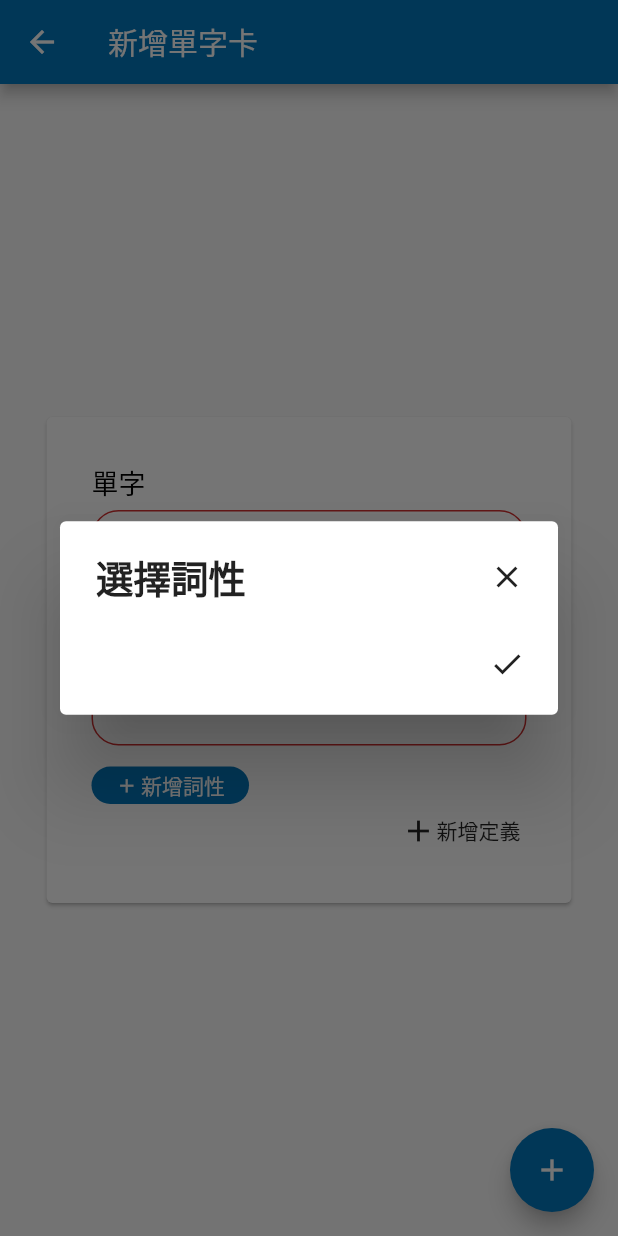
After one commit to monnhoccon/jp-flashcard, a Flutter app: the AddFlashcard screen opened directly, after a tap on the "add" icon, after a tap on "新增詞性", on a phone screen of 412 x 824 dp. The commit adds this screen. Run offline on Flutter 3.47's test engine with Material 2 defaults, Android fonts, the phone set to English and light mode, and no system bars; our stand-ins replace shared_preferences, sqflite; accounts and stored records are empty.

Commit message:
Complete basics of add flashcard screen

```diff
--- a/lib/screen/main_menu/widgets/my_text_field.dart
+++ b/lib/screen/main_menu/widgets/my_text_field.dart
@@ -23,6 +23,9 @@ class MyTextField extends StatelessWidget {
               child: ConstrainedBox(
                 constraints: BoxConstraints(),
                 child: TextFormField(
+                  style: TextStyle(
+                    fontSize: 18,
+                  ),
                   decoration: InputDecoration(
                     contentPadding: EdgeInsets.fromLTRB(15, 0, 10, 0),
                     border: OutlineInputBorder(
--- a/lib/screen/main_menu/widgets/tag_box.dart
+++ b/lib/screen/main_menu/widgets/tag_box.dart
@@ -1,5 +1,6 @@
 import 'package:flutter/material.dart';
 
+// ignore: must_be_immutable
 class TagBox extends StatefulWidget {
   final String displayedString;
   bool canSelect;
@@ -24,8 +25,7 @@ class _TagBoxState extends State<TagBox> {
       textColor = Colors.white;
     }
     return Container(
-      padding: EdgeInsets.fromLTRB(0, 9, 0, 0),
-      height: 35,
+      height: 25,
       child: ButtonTheme(
         minWidth: 0.0,
         height: 28,
--- /dev/null
+++ b/lib/screen/repo/add_flashcard.dart
@@ -0,0 +1,167 @@
+import 'package:flutter/material.dart';
+import 'package:jp_flashcard/screen/repo/widget/input_field.dart';
+import 'package:jp_flashcard/screen/repo/widget/definition_input.dart';
+
+// ignore: must_be_immutable
+class AddFlashcard extends StatefulWidget {
+  @override
+  _AddFlashcardState createState() => _AddFlashcardState();
+}
+
+class _AddFlashcardState extends State<AddFlashcard> {
+  //ANCHOR Variables
+  Map _displayedStrinZHTW = {
+    'add flashcard': '新增單字卡',
+    'word': '單字',
+    'definition': '定義',
+    'type': '詞性',
+    'kanji': '漢字讀音',
+    'word error': '請輸入單字',
+    'definition error': '請輸入定義',
+    'add definition': '新增定義',
+    'delete definition': '刪除定義'
+  };
+  List<Widget> flashcardList = [];
+  final wordFormKey = GlobalKey<FormState>();
+
+  int numDefinition = 1;
+  List<GlobalKey<FormState>> definitionFormKey = [
+    GlobalKey<FormState>(),
+  ];
+  List<TextEditingController> definitionValue = [TextEditingController()];
+  List<Widget> definitionInputField = [];
+
+  String dropdownValue;
+  @override
+  Widget build(BuildContext context) {
+    TextEditingController textController = TextEditingController();
+    return Scaffold(
+      resizeToAvoidBottomInset: false,
+      appBar: AppBar(
+        title: Text(_displayedStrinZHTW['add flashcard'] ?? ''),
+      ),
+      body: Center(
+        child: NotificationListener<OverscrollIndicatorNotification>(
+          onNotification: (OverscrollIndicatorNotification overscroll) {
+            overscroll.disallowGlow();
+            return false;
+          },
+          child: SingleChildScrollView(
+            child: Container(
+                padding: EdgeInsets.fromLTRB(0, 30, 0, 30),
+                child: Card(
+                  child: Container(
+                      padding: EdgeInsets.all(30),
+                      width: 350,
+                      //height: 500,
+                      child: Column(
+                        crossAxisAlignment: CrossAxisAlignment.start,
+                        children: <Widget>[
+                          Text(
+                            _displayedStrinZHTW['word'] ?? '',
+                            style: Theme.of(context).textTheme.overline,
+                          ),
+                          InputField(
+                            validationKey: wordFormKey,
+                            value: textController,
+                            errorMessage:
+                                _displayedStrinZHTW['word error'] ?? '',
+                          ),
+                          SizedBox(
+                            height: 15,
+                          ),
+                          Text(
+                            _displayedStrinZHTW['definition'] ?? '',
+                            style: Theme.of(context).textTheme.overline,
+                          ),
+                          DefinitionInput(
+                            validationKey: definitionFormKey[0],
+                            value: definitionValue[0],
+                          ),
+                          ...definitionInputField,
+                          Row(
+                            mainAxisAlignment: MainAxisAlignment.end,
+                            children: <Widget>[
+                              numDefinition != 1
+                                  ? FlatButton(
+                                      padding: EdgeInsets.all(0),
+                                      materialTapTargetSize:
+                                          MaterialTapTargetSize.shrinkWrap,
+                                      onPressed: () {
+                                        setState(() {
+                                          numDefinition--;
+                                          definitionInputField.removeLast();
+                                          definitionFormKey.removeLast();
+                                          definitionValue.removeLast();
+                                        });
+                                      },
+                                      child: Row(
+                                        mainAxisSize: MainAxisSize.min,
+                                        children: <Widget>[
+                                          Icon(Icons.delete_outline),
+                                          Text(_displayedStrinZHTW[
+                                                  'delete definition'] ??
+                                              '')
+                                        ],
+                                      ))
+                                  : Container(),
+                              FlatButton(
+                                  padding: EdgeInsets.all(0),
+                                  materialTapTargetSize:
+                                      MaterialTapTargetSize.shrinkWrap,
+                                  onPressed: () {
+                                    setState(() {
+                                      numDefinition++;
+                                      definitionFormKey
+                                          .add(GlobalKey<FormState>());
+                                      definitionValue
+                                          .add(TextEditingController());
+                                      definitionInputField.add(Padding(
+                                        padding:
+                                            EdgeInsets.fromLTRB(0, 8, 0, 0),
+                                        child: DefinitionInput(
+                                          validationKey: definitionFormKey[
+                                              numDefinition - 1],
+                                          value: definitionValue[
+                                              numDefinition - 1],
+                                        ),
+                                      ));
+                                    });
+                                  },
+                                  child: Row(
+                                    mainAxisSize: MainAxisSize.min,
+                                    children: <Widget>[
+                                      Icon(Icons.add),
+                                      Text(_displayedStrinZHTW[
+                                              'add definition'] ??
+                                          '')
+                                    ],
+                                  )),
+                            ],
+                          ),
+                        ],
+                      )),
+                )),
+          ),
+        ),
+      ),
+      floatingActionButton: FloatingActionButton(
+          child: Icon(Icons.add),
+          backgroundColor: Theme.of(context).primaryColor,
+          onPressed: () {
+            bool validation = true;
+            if (!wordFormKey.currentState.validate()) {
+              validation = false;
+            }
+            for (final formKey in definitionFormKey) {
+              if (!formKey.currentState.validate()) {
+                validation = false;
+              }
+            }
+            if (validation) {
+              Navigator.of(context).pop();
+            }
+          }),
+    );
+  }
+}
--- /dev/null
+++ b/lib/screen/repo/widget/add_word_type_dialog.dart
@@ -0,0 +1,116 @@
+import 'package:flutter/material.dart';
+import 'package:jp_flashcard/screen/main_menu/widgets/tag_box.dart';
+import 'package:jp_flashcard/utils/database.dart';
+
+class AddWordTypeDialog {
+  List<TagBox> selectedWordTypeBoxList = [];
+  List<TagBox> wordTypeBoxList = [];
+  Map _displayedStringZHTW = {'select word type': '選擇詞性'};
+  Function applySelection;
+
+  AddWordTypeDialog({this.selectedWordTypeBoxList, this.applySelection});
+
+  Future<void> updateWordTypeBoxList() async {
+    List<TagBox> newWordTypeBoxList = [];
+    await DBManager.db.getWordTypeList().then((wordTypeList) {
+      for (final wordType in wordTypeList) {
+        bool selected = false;
+        for (final selectedWordType in selectedWordTypeBoxList) {
+          if (wordType['wordType'] == selectedWordType.displayedString) {
+            selected = true;
+            break;
+          }
+        }
+        if (selected)
+          newWordTypeBoxList.add(TagBox(
+            displayedString: wordType['wordType'],
+            canSelect: true,
+            selected: true,
+          ));
+        else
+          newWordTypeBoxList.add(TagBox(
+            displayedString: wordType['wordType'],
+            canSelect: true,
+            selected: false,
+          ));
+      }
+      wordTypeBoxList = newWordTypeBoxList;
+    });
+    return;
+  }
+
+  void updateSelectedWordTypeBoxList() {
+    selectedWordTypeBoxList.clear();
+    for (final wordTypeBox in wordTypeBoxList) {
+      if (wordTypeBox.selected)
+        selectedWordTypeBoxList.add(TagBox(
+          displayedString: wordTypeBox.displayedString,
+          canSelect: false,
+          selected: true,
+        ));
+    }
+  }
+
+  dialog(BuildContext context) async {
+    await updateWordTypeBoxList();
+    return showDialog(
+        context: context,
+        builder: (context) {
+          return StatefulBuilder(builder: (context, setState) {
+            return Dialog(
+              child: SingleChildScrollView(
+                child: Column(
+                  crossAxisAlignment: CrossAxisAlignment.start,
+                  mainAxisSize: MainAxisSize.min,
+                  children: <Widget>[
+                    Padding(
+                      padding: EdgeInsets.fromLTRB(24, 13, 10, 0),
+                      child: Row(
+                        mainAxisAlignment: MainAxisAlignment.spaceBetween,
+                        children: <Widget>[
+                          Text(
+                            _displayedStringZHTW['select word type'] ?? '',
+                            style: Theme.of(context).textTheme.headline6,
+                          ),
+                          IconButton(
+                            icon: Icon(Icons.clear),
+                            onPressed: () {
+                              Navigator.of(context).pop();
+                            },
+                          ),
+                        ],
+                      ),
+                    ),
+                    Padding(
+                      padding: EdgeInsets.fromLTRB(24, 10, 24, 0),
+                      child: Wrap(
+                        direction: Axis.horizontal,
+                        spacing: 5,
+                        runSpacing: 0,
+                        children: wordTypeBoxList,
+                      ),
+                    ),
+                    Row(
+                      mainAxisAlignment: MainAxisAlignment.end,
+                      children: <Widget>[
+                        Padding(
+                          padding: EdgeInsets.fromLTRB(0, 0, 10, 10),
+                          child: IconButton(
+                            icon: Icon(Icons.check),
+                            onPressed: () async {
+                              updateSelectedWordTypeBoxList();
+                              applySelection(selectedWordTypeBoxList);
+                              Navigator.of(context).pop();
+                            },
+                          ),
+                        ),
+                      ],
+                    ),
+                  ],
+                ),
+              ),
+            );
+          });
+        });
+  }
+}
--- /dev/null
+++ b/lib/screen/repo/widget/definition_input.dart
@@ -0,0 +1,80 @@
+import 'package:flutter/material.dart';
+import 'package:jp_flashcard/screen/main_menu/widgets/tag_box.dart';
+import 'package:jp_flashcard/screen/repo/widget/add_word_type_dialog.dart';
+import 'package:jp_flashcard/screen/repo/widget/input_field.dart';
+
+class DefinitionInput extends StatefulWidget {
+  final validationKey;
+
+  final TextEditingController value;
+  DefinitionInput({this.value, this.validationKey});
+
+  @override
+  _DefinitionInputState createState() => _DefinitionInputState();
+}
+
+class _DefinitionInputState extends State<DefinitionInput> {
+  Map _displayedStringZHTW = {'add word type': '新增詞性'};
+  List<TagBox> selectedWordTypeBoxList = [];
+  void applySelection(List<TagBox> newSelectedWordTypeBoxList) {
+    setState(() {
+      selectedWordTypeBoxList = newSelectedWordTypeBoxList;
+    });
+  }
+
+  Future<void> addWordTypeDialog(BuildContext context) async {
+    AddWordTypeDialog addWordTypeDialog = AddWordTypeDialog(
+        selectedWordTypeBoxList: selectedWordTypeBoxList,
+        applySelection: applySelection);
+    await addWordTypeDialog.dialog(context);
+  }
+
+  @override
+  Widget build(BuildContext context) {
+    List<Widget> wordTypeBoxList = List.from(selectedWordTypeBoxList);
+    wordTypeBoxList.add((Container(
+        height: 25,
+        child: ButtonTheme(
+          minWidth: 5.0,
+          height: 28.0,
+          child: FlatButton(
+            onPressed: () async {
+              await addWordTypeDialog(context);
+              setState(() {});
+            },
+            child: Row(
+              mainAxisSize: MainAxisSize.min,
+              children: <Widget>[
+                Icon(
+                  Icons.add,
+                  size: 15,
+                  color: Colors.white,
+                ),
+                SizedBox(width: 2),
+                Text(
+                  _displayedStringZHTW['add word type'] ?? '',
+                  style: TextStyle(color: Colors.white),
+                ),
+              ],
+            ),
+            shape: RoundedRectangleBorder(
+              borderRadius: BorderRadius.circular(18.0),
+            ),
+            color: Theme.of(context).primaryColor,
+          ),
+        ))));
+    return Column(
+      crossAxisAlignment: CrossAxisAlignment.start,
+      children: <Widget>[
+        InputField(
+            validationKey: widget.validationKey,
+            errorMessage: null,
+            value: widget.value),
+        Wrap(
+          spacing: 5,
+          children: wordTypeBoxList,
+        )
+      ],
+    );
+  }
+}
--- /dev/null
+++ b/lib/screen/repo/widget/input_field.dart
@@ -0,0 +1,50 @@
+import 'package:flutter/material.dart';
+
+class InputField extends StatelessWidget {
+  final validationKey;
+  final String errorMessage;
+  final TextEditingController value;
+  InputField({
+      this.value,
+      this.validationKey,
+      this.errorMessage});
+  @override
+
+  Widget build(BuildContext context) {
+    return Padding(
+      padding: EdgeInsets.symmetric(vertical: 5),
+      child: Form(
+          key: validationKey,
+          child: ConstrainedBox(
+            constraints: BoxConstraints(
+              maxHeight: 80
+            ),
+            child: TextFormField(
+              style: TextStyle(
+                fontSize: 18,
+              ),
+              decoration: InputDecoration(
+                contentPadding: EdgeInsets.fromLTRB(15, 0, 10, 0),
+                border: OutlineInputBorder(
+                  borderRadius: BorderRadius.circular(18),
+                  borderSide:
+                      BorderSide(width: 1.5, color: Colors.lightBlue[800]),
+                ),
+                errorStyle: TextStyle(fontSize: 0, height: 0),
+                enabledBorder: OutlineInputBorder(
+                    borderRadius: BorderRadius.circular(18),
+                    borderSide: BorderSide(
+                        width: 1.5, color: Colors.lightBlue[800])),
+              ),
+              controller: value,
+              validator: (value) {
+                if (value.isEmpty) {
+                  return errorMessage ?? '';
+                }
+                return null;
+              },
+            ),
+          )),
+    );
+  }
+}
--- a/lib/utils/database.dart
+++ b/lib/utils/database.dart
@@ -14,12 +14,14 @@ class DBManager {
   final String repos = 'repos';
   final String tags = 'tags';
   final String tagList = 'tagList';
+  final String wordTypeList = 'wordTypeList';
 
   Future<Database> initDB() async {
     return await openDatabase(join(await getDatabasesPath(), 'test.db'),
         version: 1);
   }
 
+  //ANCHOR General
   createTable(String name, Database db) async {
     if (name == tags) {
       db.execute('''
@@ -39,7 +41,13 @@ class DBManager {
         tag TEXT PRIMARY KEY
       )
       ''');
-    } else {}
+    } else if (name == wordTypeList) {
+      db.execute('''
+      CREATE TABLE IF NOT EXISTS wordTypeList (
+        wordType NTEXT PRIMARY KEY
+      )
+      ''');
+    }else {}
   }
 
   //repos
@@ -182,6 +190,32 @@ class DBManager {
   }
   //--------------------------------------------
 
+
+  //ANCHOR  WordTypleList
+  //--------------------------------------------
+  Future<void> insertWordTypeIntoList(String wordType) async {
+    final db = await database;
+    createTable(wordTypeList, db);
+    var duplicated = await db.rawQuery('''
+      SELECT * FROM wordTypeList where wordType = ?
+    ''', [wordType]);
+    if (duplicated.isEmpty) {
+      await db.rawInsert('''
+      INSERT INTO wordTypeList(
+        wordType
+      ) VALUES (?)
+    ''', [wordType]);
+    }
+  }
+
+  Future<dynamic> getWordTypeList() async {
+    final db = await database;
+    createTable(wordTypeList, db);
+    var data = await db.query(wordTypeList);
+    return data;
+  }
+  //--------------------------------------------
+
   deleteTable(String name) async {
     final db = await database;
     await db.execute('''
```
Also changed, not shown: lib/main.dart (+6 -4 lines), lib/screen/repo/repo.dart (added, +57 -0 lines), lib/screen/repo/test.dart (added, +17 -0 lines), lib/screen/repo_menu/repo_card.dart (renamed from lib/screen/home/repo_card.dart, +10 -20 lines), lib/screen/repo_menu/repo_menu.dart (renamed from lib/screen/home/home.dart, +7 -9 lines), lib/screen/repo/flashcard_card.dart (added), lib/screen/repo_menu/sort_filter.dart (renamed from lib/screen/home/sort_filter.dart), lib/screen/repo_menu/tag_filter.dart (renamed from lib/screen/home/tag_filter.dart).
